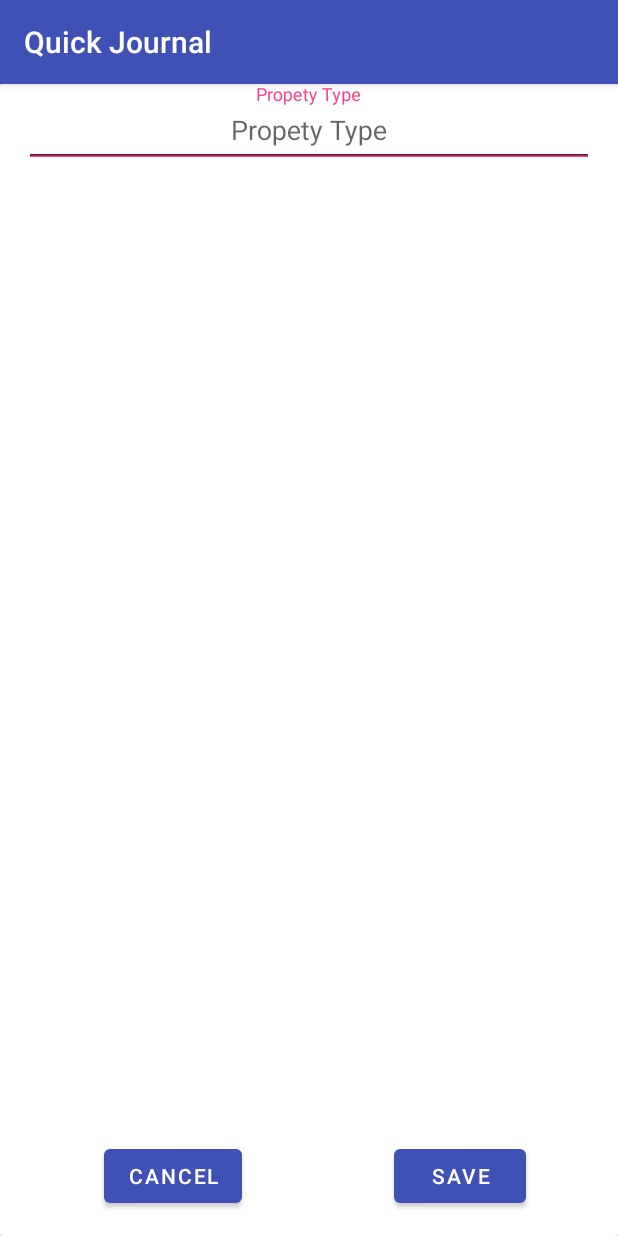
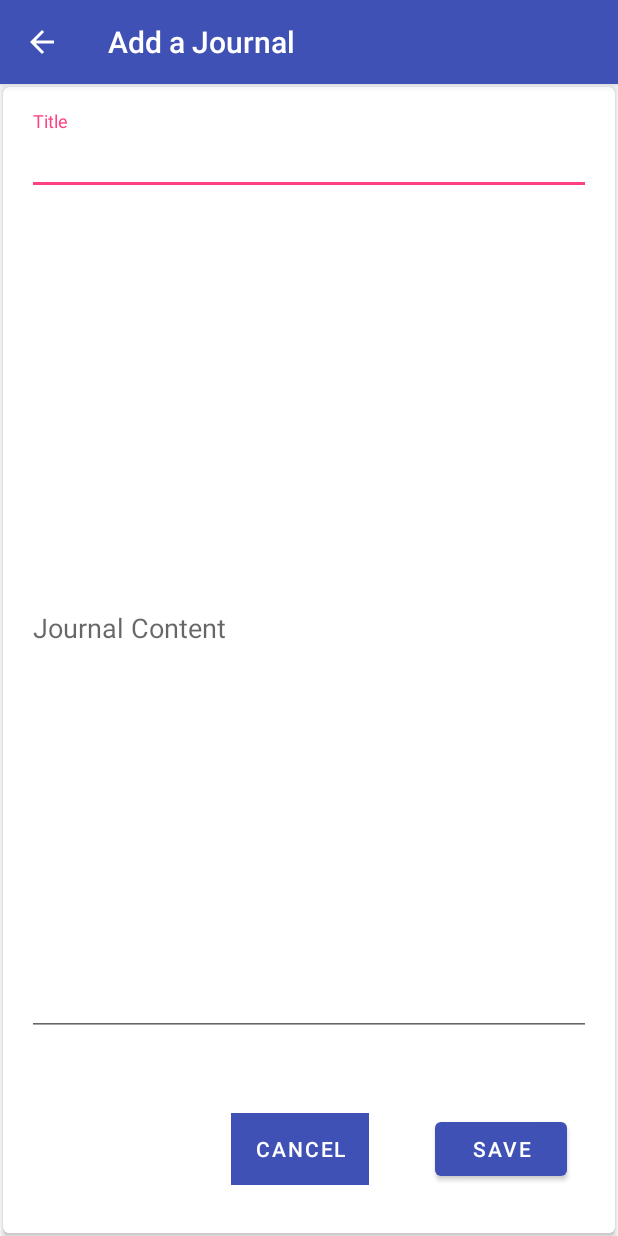
Before and after one commit to AwesomeJim/Quick-Journal, an Android app: the AddJournalActivity screen opened directly, with no data from a screen before it, on a phone screen of 412 x 824 dp. Run offline under Robolectric (Android 15) with nearby library versions, the phone set to English and light mode, and no system bars.

Commit message:
Added Add task Activity and its layout

```diff
--- a/app/src/main/AndroidManifest.xml
+++ b/app/src/main/AndroidManifest.xml
@@ -19,7 +19,10 @@
                 <category android:name="android.intent.category.LAUNCHER" />
             </intent-filter>
         </activity>
-        <activity android:name=".AddJournalActivity"></activity>
+        <activity
+            android:name=".AddJournalActivity"
+            android:parentActivityName=".MainActivity"
+            android:label="@string/activity_add_journal_title"/>
     </application>
 
 </manifest>
--- a/app/src/main/java/com/jim/quickjournal/AddJournalActivity.java
+++ b/app/src/main/java/com/jim/quickjournal/AddJournalActivity.java
@@ -9,5 +9,8 @@ public class AddJournalActivity extends AppCompatActivity {
     protected void onCreate(Bundle savedInstanceState) {
         super.onCreate(savedInstanceState);
         setContentView(R.layout.activity_add_journal);
+            getSupportActionBar().setIcon(R.drawable.ic_edit_journal);
+            getSupportActionBar().setDisplayShowCustomEnabled(true);
+
     }
 }
--- a/app/src/main/java/com/jim/quickjournal/MainActivity.java
+++ b/app/src/main/java/com/jim/quickjournal/MainActivity.java
@@ -1,5 +1,6 @@
 package com.jim.quickjournal;
 
+import android.content.Intent;
 import android.os.Bundle;
 import android.support.design.widget.FloatingActionButton;
 import android.support.design.widget.Snackbar;
@@ -17,13 +18,17 @@ public class MainActivity extends AppCompatActivity {
         setContentView(R.layout.activity_main);
         Toolbar toolbar = (Toolbar) findViewById(R.id.toolbar);
         setSupportActionBar(toolbar);
+        if(getSupportActionBar()!=null) {
+            getSupportActionBar().setIcon(R.drawable.ic_journal);
+        }
 
         FloatingActionButton fab = (FloatingActionButton) findViewById(R.id.fab);
         fab.setOnClickListener(new View.OnClickListener() {
             @Override
             public void onClick(View view) {
-                Snackbar.make(view, "Replace with your own action", Snackbar.LENGTH_LONG)
-                        .setAction("Action", null).show();
+
+                Intent startAddJournalActivity=new Intent(MainActivity.this, AddJournalActivity.class);
+                startActivity(startAddJournalActivity);
             }
         });
     }
--- a/app/src/main/res/layout/activity_add_journal.xml
+++ b/app/src/main/res/layout/activity_add_journal.xml
@@ -6,66 +6,53 @@
     android:layout_width="match_parent"
     android:layout_height="match_parent"
     app:cardElevation="2dp"
+    app:cardCornerRadius="4dp"
+    android:layout_margin="2dp"
     tools:context=".AddJournalActivity">
     <android.support.constraint.ConstraintLayout
         android:layout_width="match_parent"
-    android:layout_height="match_parent">
+        android:layout_height="match_parent"
+        >
 
         <android.support.design.widget.TextInputLayout
             android:id="@+id/EditText_title"
             android:layout_width="match_parent"
-        android:layout_height="55dp"
+            android:layout_height="wrap_content"
             android:layout_marginEnd="16dp"
             android:layout_marginLeft="16dp"
             android:layout_marginRight="16dp"
             android:layout_marginStart="16dp"
             android:layout_marginTop="16dp"
-        android:hint="Propety Type"
+            android:hint="@string/hint_title"
+            app:layout_constraintEnd_toEndOf="parent"
+            app:layout_constraintStart_toStartOf="parent"
+            app:layout_constraintTop_toTopOf="parent"
+            style="@style/Widget.MaterialComponents.TextInputLayout.OutlineBox"
             >
-
             <android.support.design.widget.TextInputEditText
                 android:layout_width="match_parent"
                 android:layout_height="wrap_content"
-            android:layout_gravity="center_horizontal"
-            android:gravity="center_horizontal"
+                android:focusableInTouchMode="true"
+                android:ems="10"
+
                 />
         </android.support.design.widget.TextInputLayout>
-    <android.support.design.widget.TextInputLayout
-        android:id="@+id/textInput_Body"
-        android:layout_width="match_parent"
-        android:layout_height="55dp"
-        android:layout_marginEnd="16dp"
-        android:layout_marginLeft="16dp"
-        android:layout_marginRight="16dp"
-        android:layout_marginStart="16dp"
-        android:layout_marginTop="16dp"
-        android:hint="Propety Type"
-        >
 
-        <android.support.design.widget.TextInputEditText
-            android:layout_width="match_parent"
-            android:layout_height="wrap_content"
-            android:layout_gravity="center_horizontal"
-            android:gravity="center_horizontal" />
-    </android.support.design.widget.TextInputLayout>
 
         <android.support.design.button.MaterialButton
             android:id="@+id/button_save"
-        style="@style/Widget.MaterialComponents.Button"
             android:layout_width="wrap_content"
             android:layout_height="wrap_content"
-        android:layout_marginBottom="16dp"
-        android:layout_marginEnd="8dp"
-        android:layout_marginLeft="40dp"
-        android:layout_marginRight="8dp"
-        android:layout_marginStart="40dp"
-        android:text="Save"
+            android:layout_marginBottom="32dp"
+            android:layout_marginEnd="32dp"
+            android:layout_marginRight="32dp"
+            android:text="@string/btn_save"
             app:layout_constraintBottom_toBottomOf="parent"
             app:layout_constraintEnd_toEndOf="parent"
-        app:layout_constraintStart_toEndOf="@+id/button_cancel" />
+            style="@style/Widget.MaterialComponents.Button"
+            />
 
         <android.support.design.button.MaterialButton
-        style="@style/Widget.MaterialComponents.Button"
             android:id="@+id/button_cancel"
             android:layout_width="wrap_content"
             android:layout_height="wrap_content"
@@ -73,10 +60,56 @@
             android:layout_marginLeft="16dp"
             android:layout_marginRight="8dp"
             android:layout_marginStart="16dp"
-        android:text="Cancel"
+            android:text="@string/btn_cancel"
+            android:background="@android:color/darker_gray"
             app:layout_constraintBaseline_toBaselineOf="@+id/button_save"
             app:layout_constraintEnd_toStartOf="@+id/button_save"
-        app:layout_constraintStart_toStartOf="parent" />
+            app:layout_constraintHorizontal_bias="0.79"
+            app:layout_constraintStart_toStartOf="parent"
+            style="@style/Widget.MaterialComponents.Button.UnelevatedButton"
+            />
+        <TextView
+            android:id="@+id/textView_date"
+            android:layout_width="0dp"
+            android:layout_height="wrap_content"
+            android:layout_marginBottom="24dp"
+            android:layout_marginEnd="16dp"
+            android:layout_marginLeft="16dp"
+            android:layout_marginRight="16dp"
+            android:layout_marginStart="16dp"
+            android:padding="4dp"
+            app:layout_constraintBottom_toTopOf="@+id/button_save"
+            app:layout_constraintEnd_toEndOf="parent"
+            app:layout_constraintStart_toStartOf="parent"
+            tools:text="Time stamp"
+            />
+
+        <android.support.design.widget.TextInputLayout
+            android:id="@+id/editText"
+            android:layout_width="0dp"
+            android:layout_height="0dp"
+            android:layout_marginEnd="16dp"
+            android:layout_marginLeft="16dp"
+            android:layout_marginRight="16dp"
+            android:layout_marginStart="16dp"
+            android:layout_marginTop="8dp"
+            android:hint="@string/journal_content"
+            app:layout_constraintBottom_toTopOf="@+id/textView_date"
+            app:layout_constraintEnd_toEndOf="parent"
+            app:layout_constraintHorizontal_bias="0.0"
+            app:layout_constraintStart_toStartOf="parent"
+            app:layout_constraintTop_toBottomOf="@+id/EditText_title"
+            app:layout_constraintVertical_bias="1.0"
+            style="@style/Widget.MaterialComponents.TextInputLayout.OutlineBox"
+            >
+            <android.support.design.widget.TextInputEditText
+                android:id="@+id/editText_journal_body"
+                android:layout_width="match_parent"
+                android:layout_height="match_parent"
+                android:ems="10"
+                android:inputType="textMultiLine"
+                />
+        </android.support.design.widget.TextInputLayout>
 
 
     </android.support.constraint.ConstraintLayout>
--- a/app/src/main/res/layout/activity_main.xml
+++ b/app/src/main/res/layout/activity_main.xml
@@ -11,7 +11,6 @@
         android:layout_width="match_parent"
         android:layout_height="wrap_content"
         android:theme="@style/AppTheme.AppBarOverlay">
-
         <android.support.v7.widget.Toolbar
             android:id="@+id/toolbar"
             android:layout_width="match_parent"
@@ -29,6 +28,7 @@
         android:layout_height="wrap_content"
         android:layout_gravity="bottom|end"
         android:layout_margin="@dimen/fab_margin"
-        app:srcCompat="@android:drawable/ic_input_add" />
+        app:rippleColor="@color/colorPrimaryDark"
+        app:srcCompat="@drawable/ic_action_add" />
 
 </android.support.design.widget.CoordinatorLayout>
--- a/app/src/main/res/values/strings.xml
+++ b/app/src/main/res/values/strings.xml
@@ -1,4 +1,9 @@
 <resources>
     <string name="app_name">Quick Journal</string>
     <string name="action_settings">Settings</string>
+  <string name="journal_content">Journal Content</string>
+  <string name="btn_cancel">Cancel</string>
+  <string name="btn_save">Save</string>
+  <string name="hint_title">Title</string>
+  <string name="activity_add_journal_title">Add a Journal</string>
 </resources>
```
Also changed, not shown: 1 other file. Lines whose indentation alone changed are shown as unchanged.
